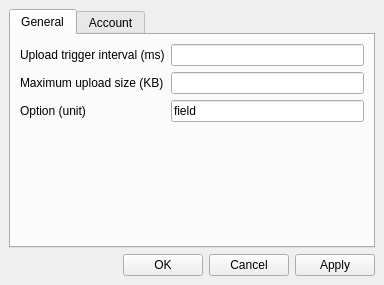
The window that ClipShare-app/statuswindow.ui (Gladdy/clipshare) describes before a commit, drawn with Qt 5.
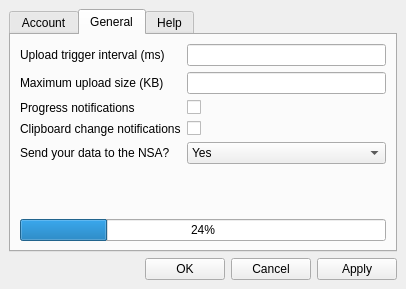
The same window after the commit. The open tabs and pages were chosen to show the change.

```diff
--- a/ClipShare-app/statuswindow.ui
+++ b/ClipShare-app/statuswindow.ui
@@ -6,26 +6,26 @@
    <rect>
     <x>0</x>
     <y>0</y>
-    <width>384</width>
-    <height>285</height>
+    <width>406</width>
+    <height>289</height>
    </rect>
   </property>
   <property name="sizePolicy">
-   <sizepolicy hsizetype="Fixed" vsizetype="Fixed">
+   <sizepolicy hsizetype="Minimum" vsizetype="Minimum">
     <horstretch>0</horstretch>
     <verstretch>0</verstretch>
    </sizepolicy>
   </property>
   <property name="minimumSize">
    <size>
-    <width>384</width>
-    <height>285</height>
+    <width>0</width>
+    <height>0</height>
    </size>
   </property>
   <property name="maximumSize">
    <size>
-    <width>384</width>
-    <height>285</height>
+    <width>9999</width>
+    <height>9999</height>
    </size>
   </property>
   <property name="windowTitle">
@@ -33,21 +33,21 @@
   </property>
   <widget class="QWidget" name="centralwidget">
    <property name="sizePolicy">
-    <sizepolicy hsizetype="Fixed" vsizetype="Fixed">
+    <sizepolicy hsizetype="Minimum" vsizetype="Minimum">
      <horstretch>0</horstretch>
      <verstretch>0</verstretch>
     </sizepolicy>
    </property>
    <property name="minimumSize">
     <size>
-     <width>384</width>
-     <height>285</height>
+     <width>0</width>
+     <height>0</height>
     </size>
    </property>
    <property name="maximumSize">
     <size>
-     <width>384</width>
-     <height>285</height>
+     <width>9999</width>
+     <height>9999</height>
     </size>
    </property>
    <layout class="QVBoxLayout" name="verticalLayout_3">
@@ -55,6 +55,12 @@
      <layout class="QVBoxLayout" name="verticalLayout">
       <item>
        <widget class="QTabWidget" name="tabWidget">
+        <property name="sizePolicy">
+         <sizepolicy hsizetype="Expanding" vsizetype="Expanding">
+          <horstretch>0</horstretch>
+          <verstretch>0</verstretch>
+         </sizepolicy>
+        </property>
         <property name="tabShape">
          <enum>QTabWidget::Rounded</enum>
         </property>
@@ -67,54 +73,12 @@
         <property name="usesScrollButtons">
          <bool>true</bool>
         </property>
-        <widget class="QWidget" name="tab_general">
-         <attribute name="title">
-          <string>General</string>
-         </attribute>
-         <layout class="QGridLayout" name="gridLayout_4">
-          <item row="0" column="0">
-           <layout class="QFormLayout" name="layout_general">
-            <property name="fieldGrowthPolicy">
-             <enum>QFormLayout::AllNonFixedFieldsGrow</enum>
-            </property>
-            <item row="0" column="0">
-             <widget class="QLabel" name="label_interval">
-              <property name="text">
-               <string>Upload trigger interval (ms)</string>
-              </property>
-             </widget>
-            </item>
-            <item row="0" column="1">
-             <widget class="QLineEdit" name="lineEdit_interval"/>
-            </item>
-            <item row="1" column="0">
-             <widget class="QLabel" name="label_maxsize">
-              <property name="text">
-               <string>Maximum upload size (KB)</string>
-              </property>
-             </widget>
-            </item>
-            <item row="1" column="1">
-             <widget class="QLineEdit" name="lineEdit_maxsize"/>
-            </item>
-            <item row="2" column="0">
-             <widget class="QLabel" name="label_option">
-              <property name="text">
-               <string>Option (unit)</string>
-              </property>
-             </widget>
-            </item>
-            <item row="2" column="1">
-             <widget class="QLineEdit" name="lineEdit_option">
-              <property name="text">
-               <string>field</string>
-              </property>
-             </widget>
-            </item>
-           </layout>
-          </item>
-         </layout>
-        </widget>
+        <property name="tabsClosable">
+         <bool>false</bool>
+        </property>
+        <property name="movable">
+         <bool>false</bool>
+        </property>
         <widget class="QWidget" name="tab_account">
          <attribute name="title">
           <string>Account</string>
@@ -192,6 +156,143 @@
           </item>
          </layout>
         </widget>
+        <widget class="QWidget" name="tab_general">
+         <attribute name="title">
+          <string>General</string>
+         </attribute>
+         <layout class="QHBoxLayout" name="horizontalLayout">
+          <item>
+           <layout class="QVBoxLayout" name="verticalLayout_general">
+            <item>
+             <layout class="QFormLayout" name="formLayout">
+              <item row="0" column="0">
+               <widget class="QLabel" name="label_interval">
+                <property name="text">
+                 <string>Upload trigger interval (ms)</string>
+                </property>
+               </widget>
+              </item>
+              <item row="0" column="1">
+               <widget class="QLineEdit" name="lineEdit_interval"/>
+              </item>
+              <item row="1" column="0">
+               <widget class="QLabel" name="label_maxsize">
+                <property name="text">
+                 <string>Maximum upload size (KB)</string>
+                </property>
+               </widget>
+              </item>
+              <item row="1" column="1">
+               <widget class="QLineEdit" name="lineEdit_maxsize"/>
+              </item>
+              <item row="2" column="0">
+               <widget class="QLabel" name="label_progressNotification">
+                <property name="text">
+                 <string>Progress notifications</string>
+                </property>
+               </widget>
+              </item>
+              <item row="2" column="1">
+               <widget class="QCheckBox" name="checkBox_progressNotification">
+                <property name="text">
+                 <string/>
+                </property>
+               </widget>
+              </item>
+              <item row="3" column="0">
+               <widget class="QLabel" name="label_changeNotification">
+                <property name="text">
+                 <string>Clipboard change notifications</string>
+                </property>
+               </widget>
+              </item>
+              <item row="3" column="1">
+               <widget class="QCheckBox" name="checkBox_changeNotification">
+                <property name="text">
+                 <string/>
+                </property>
+               </widget>
+              </item>
+              <item row="4" column="0">
+               <widget class="QLabel" name="label_NSA">
+                <property name="text">
+                 <string>Send your data to the NSA?</string>
+                </property>
+               </widget>
+              </item>
+              <item row="4" column="1">
+               <widget class="QComboBox" name="comboBox_NSA">
+                <item>
+                 <property name="text">
+                  <string>Yes</string>
+                 </property>
+                </item>
+                <item>
+                 <property name="text">
+                  <string>Affirmative</string>
+                 </property>
+                </item>
+                <item>
+                 <property name="text">
+                  <string>Fine</string>
+                 </property>
+                </item>
+                <item>
+                 <property name="text">
+                  <string>Good</string>
+                 </property>
+                </item>
+                <item>
+                 <property name="text">
+                  <string>Okay</string>
+                 </property>
+                </item>
+                <item>
+                 <property name="text">
+                  <string>By all means</string>
+                 </property>
+                </item>
+                <item>
+                 <property name="text">
+                  <string>Naturally</string>
+                 </property>
+                </item>
+               </widget>
+              </item>
+             </layout>
+            </item>
+            <item>
+             <widget class="QProgressBar" name="progressBar_upload">
+              <property name="toolTip">
+               <string>Upload status</string>
+              </property>
+              <property name="value">
+               <number>24</number>
+              </property>
+             </widget>
+            </item>
+           </layout>
+          </item>
+         </layout>
+        </widget>
+        <widget class="QWidget" name="tab_help">
+         <attribute name="title">
+          <string>Help</string>
+         </attribute>
+         <widget class="QPushButton" name="pushButton_shutdown">
+          <property name="geometry">
+           <rect>
+            <x>90</x>
+            <y>80</y>
+            <width>99</width>
+            <height>27</height>
+           </rect>
+          </property>
+          <property name="text">
+           <string>SHUTDOWN</string>
+          </property>
+         </widget>
+        </widget>
        </widget>
       </item>
       <item>
```
Left out of the diff: 2 changed lines with no effect on the pictures.
